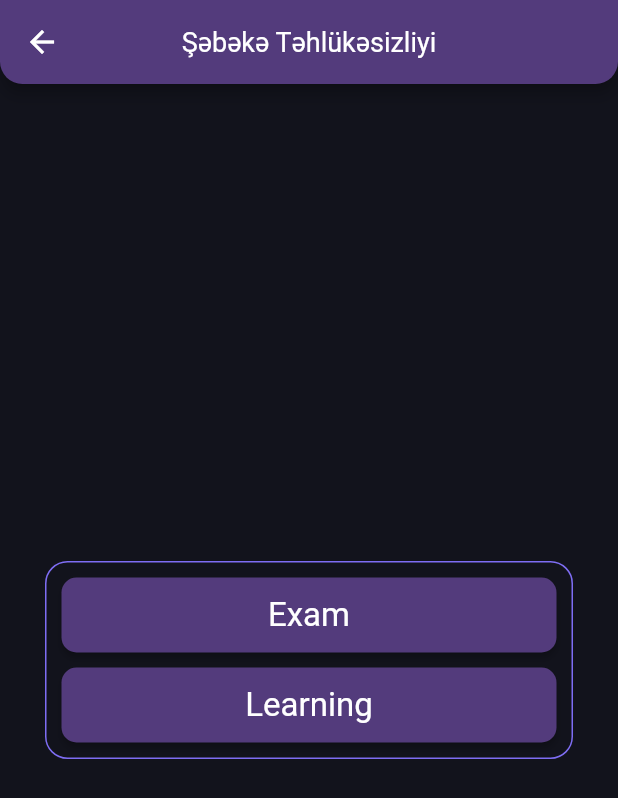
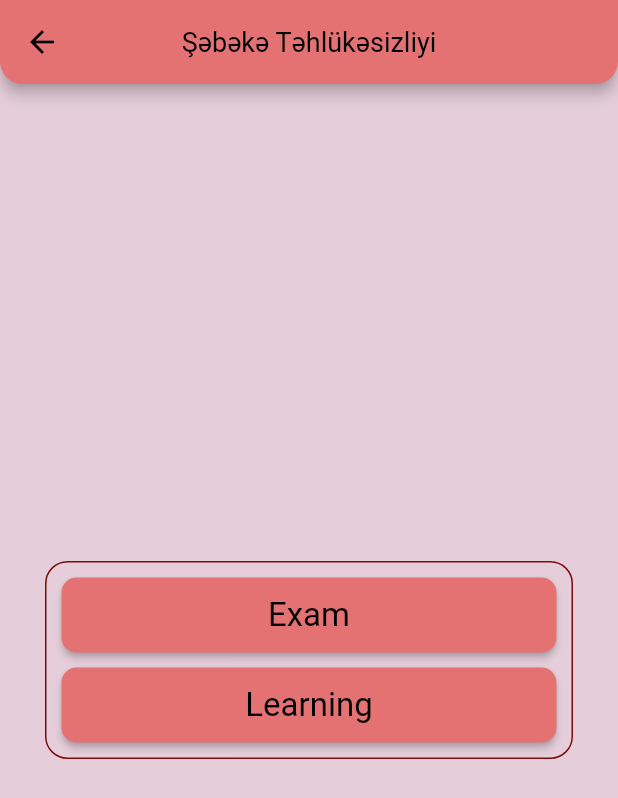
Before and after one commit to hhumbetovv/examination, a Flutter app: the screen it shows after launch, after a tap on an icon or button, on a phone screen of 412 x 824 dp. Shown: the top 798 px of the screen. Run offline on Flutter 3.47's test engine with Material 2 defaults, Android fonts, the phone set to English and light mode, and no system bars; our stand-ins replace pie_chart; missing offline and left inert: whatsapp_share2.

Commit message:
color themes added

```diff
--- a/lib/constants.dart
+++ b/lib/constants.dart
@@ -37,37 +37,3 @@ class Constants {
 
   //? Gradient Background - #101529 => #141A33
 }
-
-class ColorTheme {
-  final ColorCore dark;
-  final ColorCore light;
-
-  ColorTheme({required this.dark, required this.light});
-
-  static List<ColorTheme> colors = [
-    ColorTheme(
-      dark: ColorCore(
-        primary: const Color(0xFF533b7c),
-        secondary: const Color(0xFF7e6df3),
-        background: const Color(0xFF12131C),
-      ),
-      light: ColorCore(
-        primary: const Color(0xFF7e6df3),
-        secondary: const Color(0xFF533b7c),
-        background: const Color(0xFFe5e8ff),
-      ),
-    ),
-  ];
-}
-
-class ColorCore {
-  final Color primary;
-  final Color secondary;
-  final Color background;
-
-  ColorCore({
-    required this.primary,
-    required this.secondary,
-    required this.background,
-  });
-}
--- a/lib/main.dart
+++ b/lib/main.dart
@@ -20,12 +20,13 @@ class _ExaminationState extends State<Examination> {
   @override
   Widget build(BuildContext context) {
     final List<Subject> subjects = Subject.subjects;
+    final AppTheme appTheme = AppTheme();
 
     return MaterialApp(
       title: 'Examination',
-      theme: lightTheme,
-      darkTheme: darkTheme,
-      themeMode: mode,
+      theme: appTheme.light(AppColors.colors[0]),
+      darkTheme: appTheme.dark(AppColors.colors[0]),
+      themeMode: ThemeMode.light,
       debugShowCheckedModeBanner: false,
       home: subjects.length == 1 ? SelectMode(subject: subjects[0]) : SelectSubject(subjects: subjects),
     );
--- a/lib/theme.dart
+++ b/lib/theme.dart
@@ -2,48 +2,142 @@ import 'package:flutter/material.dart';
 
 import 'constants.dart';
 
-final ColorTheme selectedColor = ColorTheme.colors[0];
-final ThemeData lightTheme = ThemeData(
+class AppColors {
+  final Color primaryDark;
+  final Color primaryLight;
+  final Color backgroundDark;
+  final Color backgroundLight;
+
+  AppColors(
+    this.primaryDark,
+    this.primaryLight,
+    this.backgroundDark,
+    this.backgroundLight,
+  );
+
+  static List<AppColors> colors = [
+    // AppColors(
+    //   Color(0xFF),
+    //   Color(0xFF),
+    //   Color(0xFF),
+    //   Color(0xFF),
+    // ),
+
+    //! S - 90 => 50 V - 50 => 90
+    AppColors(
+      const Color(0xFF7f0c0c),
+      const Color(0xFFe57272),
+      const Color(0xFF190f14),
+      const Color(0xFFe5ceda),
+    ),
+    AppColors(
+      const Color(0xFF7f0c7f),
+      const Color(0xFFe572e5),
+      const Color(0xFF190f14),
+      const Color(0xFFe5ceda),
+    ),
+    AppColors(
+      const Color(0xFF460c7f),
+      const Color(0xFFac72e5),
+      const Color(0xFF0f1019),
+      const Color(0xFFe5e8ff),
+    ),
+    //! S - 50 V - 40 => 90
+    AppColors(
+      const Color(0xFF333366),
+      const Color(0xFF7272e5),
+      const Color(0xFF0f1619),
+      const Color(0xFFcedde5),
+    ),
+    AppColors(
+      const Color(0xFF336666),
+      const Color(0xFF72e5e5),
+      const Color(0xFF0f1914),
+      const Color(0xFFcee5da),
+    ),
+    AppColors(
+      const Color(0xFF336633),
+      const Color(0xFF72e572),
+      const Color(0xFF14190f),
+      const Color(0xFFdae5ce),
+    ),
+    //! S - 90 => 70 V - 90 => 100
+    AppColors(
+      const Color(0xFFe5b116),
+      const Color(0xFFffd24c),
+      const Color(0xFF19140f),
+      const Color(0xFFe5dace),
+    ),
+    AppColors(
+      const Color(0xFFe55b16),
+      const Color(0xFFff884c),
+      const Color(0xFF19110f),
+      const Color(0xFFe5d2ce),
+    ),
+    AppColors(
+      const Color(0xFF3d3d3d),
+      const Color(0xFFb2b2b2),
+      const Color(0xFF161616),
+      const Color(0xFFe5e5e5),
+    ),
+  ];
+}
+
+class AppTheme {
+  ThemeData light(AppColors theme) => _getTheme(theme, false);
+  ThemeData dark(AppColors theme) => _getTheme(theme, true);
+
+  ThemeData _getTheme(AppColors theme, bool isDark) {
+    return ThemeData(
       //! Brightness
-  brightness: Brightness.light,
+      brightness: isDark ? Brightness.dark : Brightness.light,
       //! Color Scheme
-  colorScheme: ColorScheme.light(
-    primary: selectedColor.light.primary,
-    secondary: selectedColor.light.secondary,
-    background: selectedColor.light.background,
+      colorScheme: isDark
+          ? ColorScheme.dark(
+              primary: theme.primaryDark,
+              secondary: theme.primaryLight,
+              background: theme.backgroundDark,
+              onPrimary: Colors.white,
+              onSecondary: Colors.black,
+              tertiary: Colors.white,
+            )
+          : ColorScheme.light(
+              primary: theme.primaryLight,
+              secondary: theme.primaryDark,
+              background: theme.backgroundLight,
               onPrimary: Colors.black,
               onSecondary: Colors.white,
               tertiary: Colors.black,
             ),
       //! Scaffold Background Color
-  scaffoldBackgroundColor: selectedColor.light.background,
+      scaffoldBackgroundColor: isDark ? theme.backgroundDark : theme.backgroundLight,
       //! AppBar Theme
       appBarTheme: AppBarTheme(
-    iconTheme: const IconThemeData(
-      color: Colors.black,
+        centerTitle: true,
+        titleTextStyle: TextStyle(
+          fontSize: Constants.fontSizeSmall,
+          color: isDark ? Colors.white : Colors.black,
+          overflow: TextOverflow.ellipsis,
         ),
-    color: selectedColor.light.primary,
-    centerTitle: true,
         shape: const RoundedRectangleBorder(
           borderRadius: BorderRadius.vertical(
             bottom: Radius.circular(15),
           ),
         ),
-    titleTextStyle: const TextStyle(
-      fontSize: Constants.fontSizeSmall,
-      color: Colors.black,
-      overflow: TextOverflow.ellipsis,
+        color: isDark ? theme.primaryDark : theme.primaryLight,
+        iconTheme: IconThemeData(
+          color: isDark ? Colors.white : Colors.black,
         ),
       ),
       //! Elevated Button Theme
       elevatedButtonTheme: ElevatedButtonThemeData(
         style: ElevatedButton.styleFrom(
-      backgroundColor: selectedColor.light.primary,
-      textStyle: const TextStyle(
+          minimumSize: const Size.fromHeight(50),
+          backgroundColor: isDark ? theme.primaryDark : theme.primaryLight,
+          textStyle: TextStyle(
             fontSize: Constants.fontSizeMedium,
-        color: Colors.black,
+            color: isDark ? Colors.white : Colors.black,
           ),
-      minimumSize: const Size.fromHeight(50),
           shape: RoundedRectangleBorder(
             borderRadius: Constants.radiusSmall,
           ),
@@ -52,46 +146,46 @@ final ThemeData lightTheme = ThemeData(
       //! Bottom AppBar Theme
       bottomAppBarTheme: BottomAppBarTheme(
         shape: const CircularNotchedRectangle(),
-    color: selectedColor.light.primary,
+        color: isDark ? theme.primaryDark : theme.primaryLight,
       ),
       //! Icon Theme
-  iconTheme: const IconThemeData(
-    color: Colors.black,
+      iconTheme: IconThemeData(
+        color: isDark ? Colors.white : Colors.black,
       ),
       //! Floating Action Button Theme
       floatingActionButtonTheme: FloatingActionButtonThemeData(
-    backgroundColor: selectedColor.light.secondary,
-    extendedTextStyle: const TextStyle(
-      color: Colors.white,
+        backgroundColor: isDark ? theme.primaryLight : theme.primaryDark,
+        extendedTextStyle: TextStyle(
+          color: isDark ? Colors.black : Colors.white,
           fontSize: Constants.fontSizeSmall,
         ),
       ),
       //! Highlight and Splash Colors
-  highlightColor: Colors.black.withOpacity(0.2),
-  splashColor: Colors.black.withOpacity(0.2),
+      highlightColor: isDark ? Colors.white.withOpacity(0.2) : Colors.black.withOpacity(0.2),
+      splashColor: isDark ? Colors.white.withOpacity(0.2) : Colors.black.withOpacity(0.2),
       //! Text Theme
-  textTheme: const TextTheme(
+      textTheme: TextTheme(
         bodyText2: TextStyle(
           fontSize: Constants.fontSizeSmall,
-      color: Colors.black,
+          color: isDark ? Colors.white : Colors.black,
         ),
       ),
       //! Progress Indicator Theme
       progressIndicatorTheme: ProgressIndicatorThemeData(
-    color: selectedColor.light.secondary,
+        color: isDark ? theme.primaryLight : theme.primaryDark,
       ),
       //! Divider Theme
       dividerTheme: DividerThemeData(
-    color: selectedColor.light.secondary,
+        color: isDark ? theme.primaryLight : theme.primaryDark,
         thickness: 1,
       ),
       //! Checkbox Theme
       checkboxTheme: CheckboxThemeData(
-    fillColor: MaterialStateProperty.all<Color>(selectedColor.light.secondary),
+        fillColor: MaterialStateProperty.all<Color>(isDark ? theme.primaryLight : theme.primaryDark),
       ),
       //! Radio Theme
       radioTheme: RadioThemeData(
-    fillColor: MaterialStateProperty.all<Color>(selectedColor.light.secondary),
+        fillColor: MaterialStateProperty.all<Color>(isDark ? theme.primaryLight : theme.primaryDark),
       ),
       //! Text Input Decoration Theme
       inputDecorationTheme: InputDecorationTheme(
@@ -100,7 +194,7 @@ final ThemeData lightTheme = ThemeData(
         ),
         focusedBorder: UnderlineInputBorder(
           borderSide: BorderSide(
-        color: selectedColor.light.secondary,
+            color: isDark ? theme.primaryLight : theme.primaryDark,
           ),
         ),
       ),
@@ -109,117 +203,8 @@ final ThemeData lightTheme = ThemeData(
         shape: RoundedRectangleBorder(
           borderRadius: Constants.radiusLarge,
         ),
-    backgroundColor: selectedColor.light.background,
+        backgroundColor: isDark ? theme.backgroundDark : theme.backgroundLight,
       ),
     );
-
-final ThemeData darkTheme = ThemeData(
-  //! Brightness
-  brightness: Brightness.dark,
-  //! Color Scheme
-  colorScheme: ColorScheme.dark(
-    primary: selectedColor.dark.primary,
-    secondary: selectedColor.dark.secondary,
-    background: selectedColor.dark.background,
-    onPrimary: Colors.white,
-    onSecondary: Colors.black,
-    tertiary: Colors.white,
-  ),
-  //! Scaffold Background Color
-  scaffoldBackgroundColor: selectedColor.dark.background,
-  //! AppBar Theme
-  appBarTheme: AppBarTheme(
-    iconTheme: const IconThemeData(
-      color: Colors.white,
-    ),
-    color: selectedColor.dark.primary,
-    centerTitle: true,
-    shape: const RoundedRectangleBorder(
-      borderRadius: BorderRadius.vertical(
-        bottom: Radius.circular(15),
-      ),
-    ),
-    titleTextStyle: const TextStyle(
-      fontSize: Constants.fontSizeSmall,
-      color: Colors.white,
-      overflow: TextOverflow.ellipsis,
-    ),
-  ),
-  //! Elevated Button Theme
-  elevatedButtonTheme: ElevatedButtonThemeData(
-    style: ElevatedButton.styleFrom(
-      backgroundColor: selectedColor.dark.primary,
-      textStyle: const TextStyle(
-        fontSize: Constants.fontSizeMedium,
-        color: Colors.white,
-      ),
-      minimumSize: const Size.fromHeight(50),
-      shape: RoundedRectangleBorder(
-        borderRadius: Constants.radiusSmall,
-      ),
-    ),
-  ),
-  //! Bottom AppBar Theme
-  bottomAppBarTheme: BottomAppBarTheme(
-    shape: const CircularNotchedRectangle(),
-    color: selectedColor.dark.primary,
-  ),
-  //! Icon Theme
-  iconTheme: const IconThemeData(
-    color: Colors.white,
-  ),
-  //! Floating Action Button Theme
-  floatingActionButtonTheme: FloatingActionButtonThemeData(
-    backgroundColor: selectedColor.dark.secondary,
-    extendedTextStyle: const TextStyle(
-      color: Colors.black,
-      fontSize: Constants.fontSizeSmall,
-    ),
-  ),
-  //! Highlight and Splash Colors
-  highlightColor: Colors.white.withOpacity(0.2),
-  splashColor: Colors.white.withOpacity(0.2),
-  //! Text Theme
-  textTheme: const TextTheme(
-    bodyText2: TextStyle(
-      fontSize: Constants.fontSizeSmall,
-      color: Colors.white,
-    ),
-  ),
-  //! Progress Indicator Theme
-  progressIndicatorTheme: ProgressIndicatorThemeData(
-    color: selectedColor.dark.secondary,
-  ),
-  //! Divider Theme
-  dividerTheme: DividerThemeData(
-    color: selectedColor.dark.secondary,
-    thickness: 1,
-  ),
-  //! Checkbox Theme
-  checkboxTheme: CheckboxThemeData(
-    fillColor: MaterialStateProperty.all<Color>(selectedColor.dark.secondary),
-  ),
-  //! Radio Theme
-  radioTheme: RadioThemeData(
-    fillColor: MaterialStateProperty.all<Color>(selectedColor.dark.secondary),
-  ),
-  //! Text Input Decoration Theme
-  inputDecorationTheme: InputDecorationTheme(
-    errorStyle: const TextStyle(
-      height: 0,
-    ),
-    focusedBorder: UnderlineInputBorder(
-      borderSide: BorderSide(
-        color: selectedColor.dark.secondary,
-      ),
-    ),
-  ),
-  //! Dialog Theme
-  dialogTheme: DialogTheme(
-    shape: RoundedRectangleBorder(
-      borderRadius: Constants.radiusLarge,
-    ),
-    backgroundColor: selectedColor.dark.background,
-  ),
-);
-const ThemeMode mode = ThemeMode.dark;
+  }
+}
```
Lines whose indentation alone changed are shown as unchanged.
